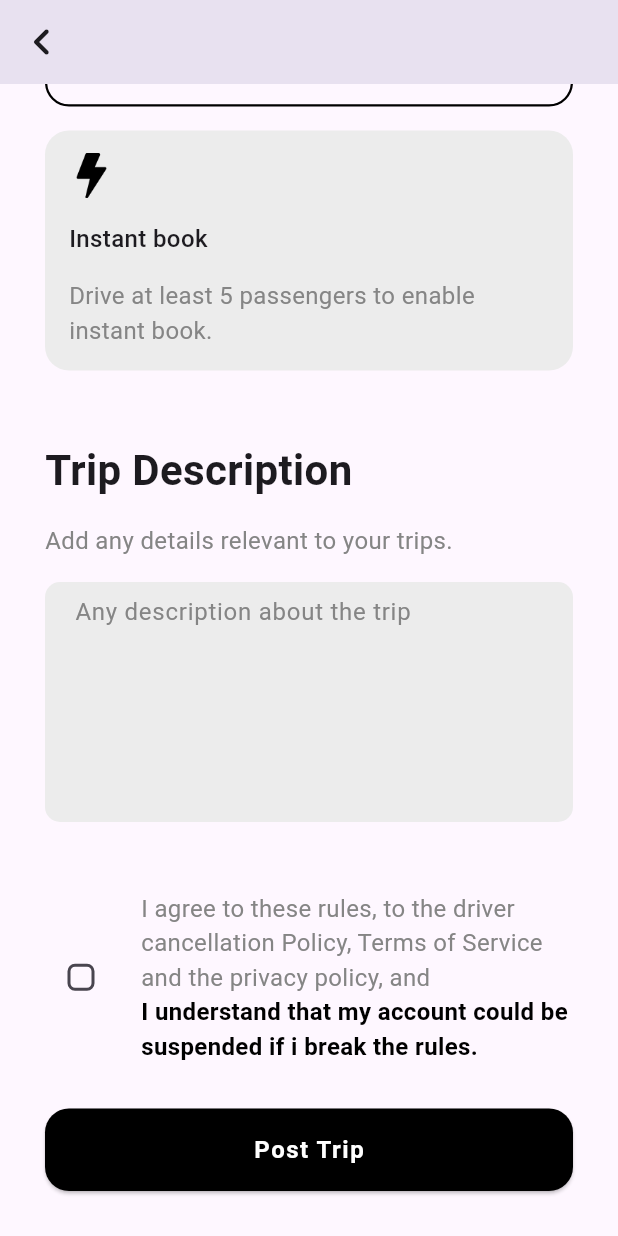
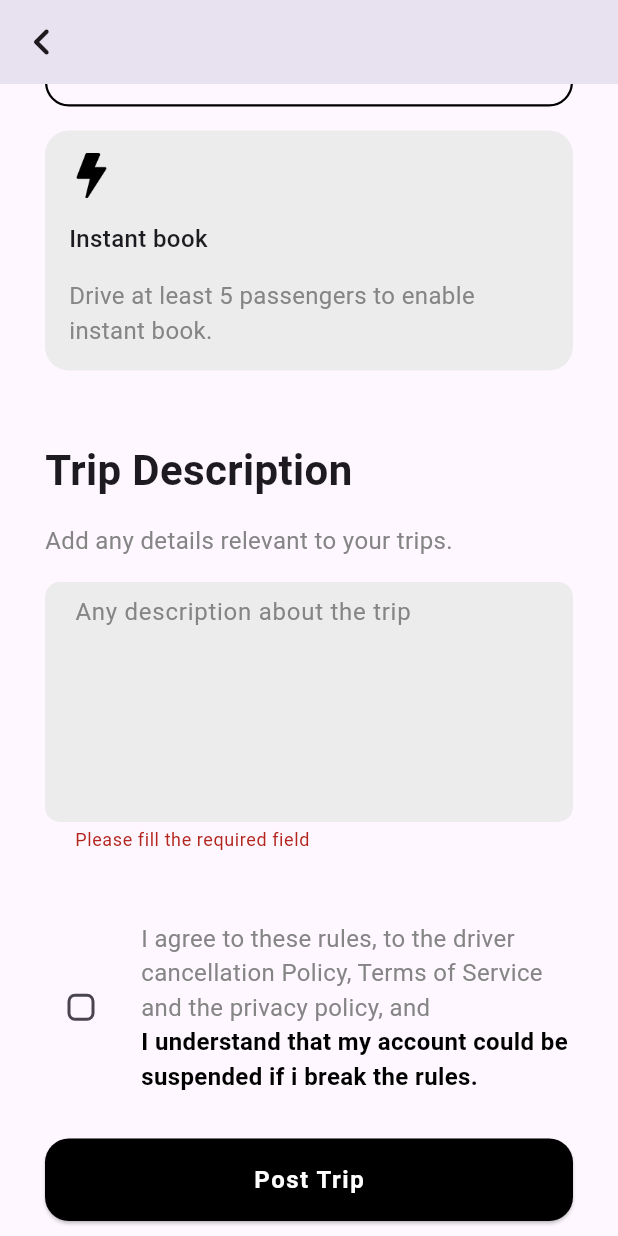
Before and after one commit to zayn1k98/Car-Pooling, a Flutter app: the PostRideScreen screen opened directly, scrolled down 2048 dp, after a tap on "Post Trip", on a phone screen of 412 x 824 dp. Run offline on Flutter 3.47's test engine with Material 2 defaults, Android fonts, the light colour scheme and no system bars; our stand-ins replace cloud_firestore, dotted_border, file_picker, firebase_auth, firebase_core, firebase_messaging and 6 more; missing offline and left inert: flutter_facebook_auth; accounts and stored records are empty.

Commit message:
post trip completed

```diff
--- /dev/null
+++ b/lib/models/trip_model.dart
@@ -0,0 +1,45 @@
+import 'package:car_pooling/models/vehicle_model.dart';
+
+class TripModel {
+  String? userId;
+  String? origin;
+  String? destination;
+  String? stops;
+  String? departureDate;
+  String? departureTime;
+  Vehicle? vehicle;
+  String? emptySeats;
+  String? price;
+  String? tripType;
+  String? tripDescription;
+
+  TripModel({
+    this.userId,
+    this.origin,
+    this.destination,
+    this.stops,
+    this.departureDate,
+    this.departureTime,
+    this.vehicle,
+    this.emptySeats,
+    this.price,
+    this.tripType,
+    this.tripDescription,
+  });
+
+  toJson() {
+    return {
+      "userId": userId,
+      "origin": origin,
+      "destination": destination,
+      "stops": stops,
+      "departureDate": departureDate,
+      "departureTime": departureTime,
+      "vehicle": vehicle == null ? "no vehicle chosen" : vehicle!.toJson(),
+      "emptySeats": emptySeats,
+      "price": price,
+      "tripType": tripType,
+      "tripDescription": tripDescription,
+    };
+  }
+}
--- a/lib/screens/home/post_ride/post_ride_screen.dart
+++ b/lib/screens/home/post_ride/post_ride_screen.dart
@@ -1,5 +1,12 @@
+import 'dart:developer';
+
+import 'package:car_pooling/models/trip_model.dart';
+import 'package:car_pooling/models/vehicle_model.dart';
+import 'package:car_pooling/services/trips/trips_service.dart';
 import 'package:dotted_border/dotted_border.dart';
+import 'package:firebase_auth/firebase_auth.dart';
 import 'package:flutter/material.dart';
+import 'package:fluttertoast/fluttertoast.dart';
 import 'package:intl/intl.dart';
 
 class PostRideScreen extends StatefulWidget {
@@ -25,14 +32,69 @@ class _PostRideScreenState extends State<PostRideScreen> {
   bool isAcceptedTNC = false;
 
   String? selectedVehicle;
-  List<String> vehicles = [
-    'Audi',
-    'BMW',
-    'Mercedes',
-    'Honda',
-  ];
+  List<String> vehicles = [];
 
   int noOfEmptySeats = 0;
+
+  final GlobalKey<FormState> formKey = GlobalKey();
+
+  Vehicle? chosenVehicle;
+
+  void postTrip() async {
+    if (formKey.currentState!.validate()) {
+      //* post trip
+      if (!isSkipVehicle && chosenVehicle == null) {
+        Fluttertoast.showToast(msg: "Please fill the vehicle details");
+      } else {
+        if (isAcceptedTNC) {
+          String userId = FirebaseAuth.instance.currentUser!.uid;
+
+          TripModel trip = TripModel(
+            userId: userId,
+            origin: originController.text,
+            destination: destinationController.text,
+            stops: additionalStopsController.text,
+            departureDate: dateController.text,
+            departureTime: timeController.text,
+            vehicle: chosenVehicle,
+            emptySeats: "$noOfEmptySeats",
+            price: priceController.text,
+            tripType: "Request to book",
+            tripDescription: tripDescriptionController.text,
+          );
+
+          log("TRIP MODEL : ${trip.toJson()}");
+
+          await TripsService().postTrip(trip: trip);
+        } else {
+          Fluttertoast.showToast(
+            msg:
+                "Please accept the terms and conditions along with the privacy policy",
+          );
+        }
+      }
+    } else {
+      //* throw error
+    }
+  }
+
+  void getVehicles() async {
+    List temp = await TripsService().getTripVehicles();
+
+    for (var ele in temp) {
+      setState(() {
+        vehicles.add(ele['model']);
+      });
+    }
+    log("$vehicles");
+  }
+
+  @override
+  void initState() {
+    super.initState();
+
+    getVehicles();
+  }
 
   @override
   Widget build(BuildContext context) {
@@ -48,7 +110,9 @@ class _PostRideScreenState extends State<PostRideScreen> {
           ),
         ),
       ),
-      body: ListView(
+      body: Form(
+        key: formKey,
+        child: ListView(
           children: [
             const SizedBox(height: 16),
             const Padding(
@@ -800,7 +864,9 @@ class _PostRideScreenState extends State<PostRideScreen> {
             Padding(
               padding: const EdgeInsets.all(30),
               child: ElevatedButton(
-              onPressed: () {},
+                onPressed: () {
+                  postTrip();
+                },
                 style: ElevatedButton.styleFrom(
                   backgroundColor: Colors.black,
                   shape: RoundedRectangleBorder(
@@ -822,6 +888,7 @@ class _PostRideScreenState extends State<PostRideScreen> {
               ),
             ),
           ],
+        ),
       ),
     );
   }
--- /dev/null
+++ b/lib/services/trips/trips_service.dart
@@ -0,0 +1,41 @@
+import 'dart:developer';
+
+import 'package:car_pooling/models/trip_model.dart';
+import 'package:cloud_firestore/cloud_firestore.dart';
+import 'package:firebase_auth/firebase_auth.dart';
+import 'package:fluttertoast/fluttertoast.dart';
+
+class TripsService {
+  FirebaseAuth firebaseAuth = FirebaseAuth.instance;
+  FirebaseFirestore firestore = FirebaseFirestore.instance;
+
+  Future<List> getTripVehicles() async {
+    String userID = firebaseAuth.currentUser!.uid;
+
+    List vehicles = [];
+
+    QuerySnapshot userVehicles = await firestore
+        .collection('vehicles')
+        .where('userId', isEqualTo: userID)
+        .get();
+
+    if (userVehicles.docs.isNotEmpty) {
+      vehicles = userVehicles.docs;
+    } else {
+      Fluttertoast.showToast(msg: "Please add vehicles to proceed");
+    }
+
+    return vehicles;
+  }
+
+  Future<void> postTrip({required TripModel trip}) async {
+    await firestore
+        .collection('trips')
+        .doc(trip.userId)
+        .collection('posted_trips')
+        .add(trip.toJson())
+        .then((value) {
+      log("TRIP POSTED SUCCESSFULLY!!!");
+    });
+  }
+}
```
Lines whose indentation alone changed are shown as unchanged.
